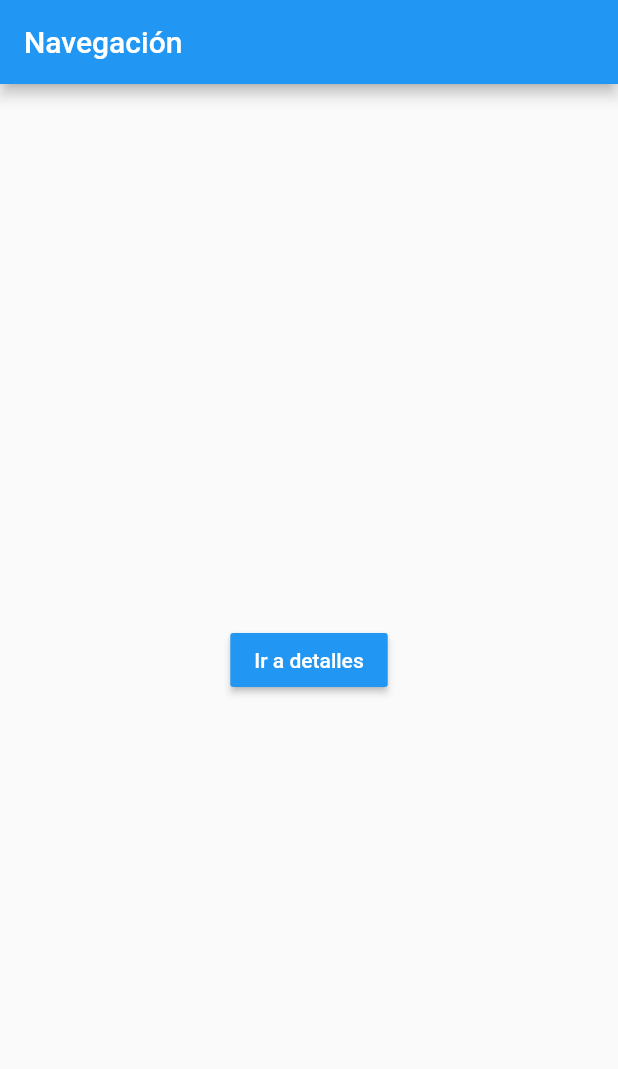
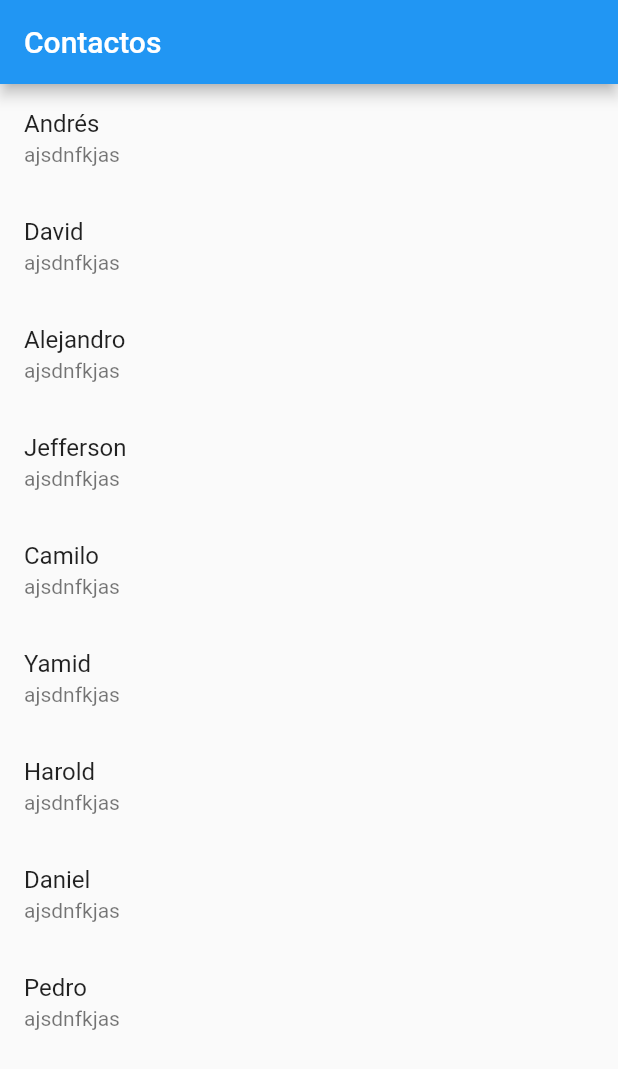
Before and after one commit to juanfvasquez/flutter_examples, a Flutter app: the screen it shows after launch, on a phone screen of 412 x 824 dp. Shown: the top 1069 px of the screen. Run offline on Flutter 3.47's test engine with Material 2 defaults, Android fonts, the phone set to English and light mode, and no system bars.

Commit message:
Creacion de provider para obtener datos desde un json local

```diff
--- /dev/null
+++ b/data/contactos.json
@@ -0,0 +1,13 @@
+{
+  "contactos": [
+    { "nombre": "Andrés", "telefono": "3127889282", "datos": { "dato1": "ajsdnfkjas", "dato2": "efnaksdfnskaj" } },
+    { "nombre": "David", "telefono": "3127889282", "datos": { "dato1": "ajsdnfkjas", "dato2": "efnaksdfnskaj" } },
+    { "nombre": "Alejandro", "telefono": "3127889282", "datos": { "dato1": "ajsdnfkjas", "dato2": "efnaksdfnskaj" } },
+    { "nombre": "Jefferson", "telefono": "3127889282", "datos": { "dato1": "ajsdnfkjas", "dato2": "efnaksdfnskaj" } },
+    { "nombre": "Camilo", "telefono": "3127889282", "datos": { "dato1": "ajsdnfkjas", "dato2": "efnaksdfnskaj" } },
+    { "nombre": "Yamid", "telefono": "3127889282", "datos": { "dato1": "ajsdnfkjas", "dato2": "efnaksdfnskaj" } },
+    { "nombre": "Harold", "telefono": "3127889282", "datos": { "dato1": "ajsdnfkjas", "dato2": "efnaksdfnskaj" } },
+    { "nombre": "Daniel", "telefono": "3127889282", "datos": { "dato1": "ajsdnfkjas", "dato2": "efnaksdfnskaj" } },
+    { "nombre": "Pedro", "telefono": "3127889282", "datos": { "dato1": "ajsdnfkjas", "dato2": "efnaksdfnskaj" } }
+  ]
+}
--- a/lib/main.dart
+++ b/lib/main.dart
@@ -9,7 +9,7 @@ class MyApp extends StatelessWidget {
   Widget build(BuildContext context) {
     return MaterialApp(
       title: 'Material App',
-      initialRoute: '/',
+      initialRoute: 'contactos',
       routes: getRoutes(),
       onGenerateRoute: (RouteSettings settings) {
         print('Ruta llamada ${settings.name}');
--- /dev/null
+++ b/lib/src/models/contacto_model.dart
@@ -0,0 +1,9 @@
+class Contacto {
+  String nombre;
+  String telefono;
+
+  Contacto({String nombre, String telefono}) {
+    this.nombre = nombre;
+    this.telefono = telefono;
+  }
+}
--- /dev/null
+++ b/lib/src/pages/contactos_page.dart
@@ -0,0 +1,39 @@
+import 'package:flutter/material.dart';
+import 'package:widgets_basicos/src/providers/contactos_provider.dart';
+
+class ContactosPage extends StatelessWidget {
+  @override
+  Widget build(BuildContext context) {
+    return Scaffold(
+      appBar: AppBar(
+        title: Text('Contactos'),
+      ),
+      body: Center(
+        child: _crearLista(),
+      ),
+    );
+  }
+
+  Widget _crearLista() {
+    return FutureBuilder(
+      future: contactosProvider.leerContactos(),
+      initialData: [],
+      builder: (context, AsyncSnapshot<List<dynamic>> snapshot) {
+        return ListView(
+          children: _crearItems(snapshot.data),
+        );
+      },
+    );
+  }
+
+  List<Widget> _crearItems(List<dynamic> data) {
+    List<Widget> items = [];
+    data.forEach((i) {
+      items.add(ListTile(
+        title: Text(i['nombre']),
+        subtitle: Text(i['datos']['dato1']),
+      ));
+    });
+    return items;
+  }
+}
--- /dev/null
+++ b/lib/src/providers/contactos_provider.dart
@@ -0,0 +1,17 @@
+import 'package:flutter/services.dart' show rootBundle;
+
+import 'dart:convert';
+
+class _ContactosProvider {
+  List contactos = [];
+
+  Future<List<dynamic>> leerContactos() async {
+    final resp = await rootBundle.loadString('data/contactos.json');
+    print(resp);
+    Map data = json.decode(resp);
+    contactos = data['contactos'];
+    return contactos;
+  }
+}
+
+final contactosProvider = _ContactosProvider();
--- a/lib/src/routes/routes.dart
+++ b/lib/src/routes/routes.dart
@@ -1,10 +1,12 @@
 import 'package:flutter/material.dart';
+import 'package:widgets_basicos/src/pages/contactos_page.dart';
 import 'package:widgets_basicos/src/pages/navegacion_1_page.dart';
 import 'package:widgets_basicos/src/pages/navegacion_2_page.dart';
 
 Map<String, WidgetBuilder> getRoutes() {
   return <String, WidgetBuilder>{
     '/': (BuildContext context) => Navegacion1Page(),
-    'detalles': (BuildContext context) => Navegacion2Page()
+    'detalles': (BuildContext context) => Navegacion2Page(),
+    'contactos': (BuildContext context) => ContactosPage()
   };
 }
--- a/pubspec.yaml
+++ b/pubspec.yaml
@@ -47,6 +47,7 @@ flutter:
   # To add assets to your application, add an assets section, like this:
   assets:
     - assets/img/
+    - data/contactos.json
   #   - images/a_dot_ham.jpeg
 
   # An image asset can refer to one or more resolution-specific "variants", see
```
